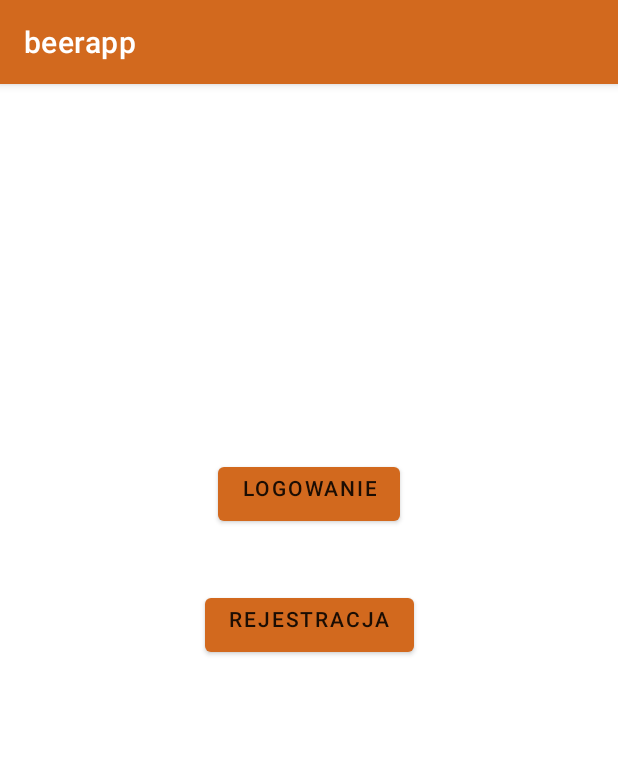
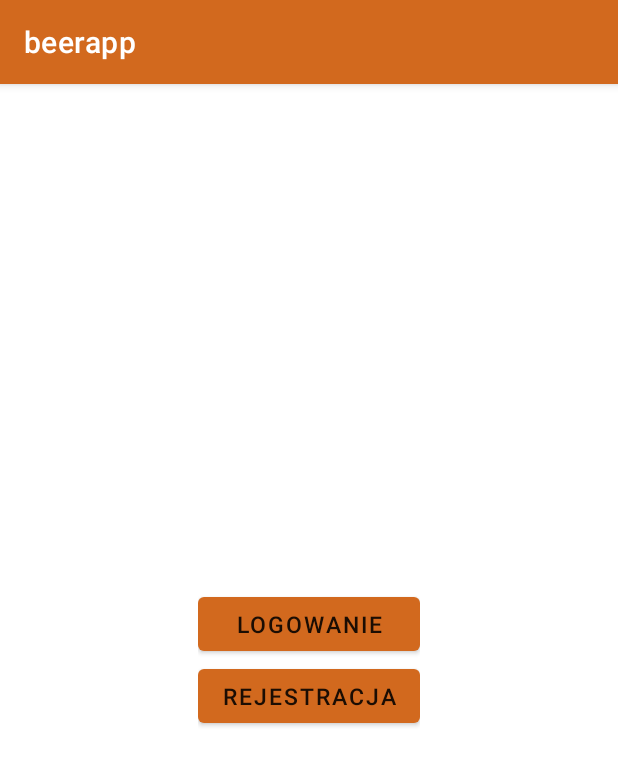
Before and after one commit to MaciejSurowiec/beerapp-android, an Android app: the screen it shows after launch (MainActivity), on a phone screen of 412 x 824 dp. Shown: the top 766 px of the screen. Run offline under Robolectric (Android 15) with nearby library versions, the phone set to English and light mode, and no system bars.

Commit message:
add some fixes
I don't remember what ive done xd

```diff
--- a/app/build.gradle
+++ b/app/build.gradle
@@ -42,11 +42,8 @@ dependencies {
     androidTestImplementation 'androidx.test.espresso:espresso-core:3.4.0'
     implementation "com.squareup.retrofit2:retrofit:$retrofit_version"
     implementation "com.squareup.retrofit2:converter-moshi:$moshi_version"
-    implementation "com.squareup.okhttp3:okhttp:$okhttp_version"
     implementation "org.mindrot:jbcrypt:0.4"
-    implementation "com.github.jkcclemens:khttp:-SNAPSHOT"
     implementation 'org.jetbrains.kotlinx:kotlinx-coroutines-android:1.0.1'
     implementation "com.google.code.gson:gson:2.7"
-    implementation "androidx.lifecycle:lifecycle-runtime-ktx:2.4.0"
     implementation "androidx.percentlayout:percentlayout:1.0.0"
 }
--- a/app/src/main/AndroidManifest.xml
+++ b/app/src/main/AndroidManifest.xml
@@ -25,7 +25,8 @@
                 android:resource="@xml/file_paths"/>
         </provider>
 
-        <service android:enabled="true"  android:name="com.example.beerapp.HttpService" android:exported="true"/>
+        <service android:enabled="true" android:name="com.example.beerapp.HttpService" android:exported="true"/>
+        <service android:enabled="true" android:name="com.example.beerapp.PhotoService" android:exported="true"/>
         <activity
             android:name=".MainActivity"
             android:exported="true" >
--- a/app/src/main/res/layout/activity_login.xml
+++ b/app/src/main/res/layout/activity_login.xml
@@ -34,12 +34,12 @@
         android:id="@+id/button"
         android:layout_width="wrap_content"
         android:layout_height="wrap_content"
-        android:gravity="center_horizontal"
         android:text="Wyślij"
         android:textColor="?android:textColorPrimary"
-        app:layout_constraintBottom_toBottomOf="parent"
         app:layout_constraintEnd_toEndOf="parent"
         app:layout_constraintStart_toStartOf="parent"
+        app:layout_constraintBottom_toBottomOf="parent"
+        android:textSize="15sp"
         app:layout_constraintTop_toTopOf="parent"
         app:layout_constraintVertical_bias="0.777" />
 
--- a/app/src/main/res/layout/activity_main.xml
+++ b/app/src/main/res/layout/activity_main.xml
@@ -13,31 +13,39 @@
         android:layout_height="wrap_content"
         tools:layout_editor_absoluteX="193dp"
         tools:layout_editor_absoluteY="135dp" />
+    <LinearLayout
+        android:layout_width="wrap_content"
+        android:layout_height="wrap_content"
+        android:orientation="vertical"
+        android:padding="15sp"
+        app:layout_constraintEnd_toEndOf="parent"
+        app:layout_constraintStart_toStartOf="parent"
+        app:layout_constraintBottom_toBottomOf="parent"
+        app:layout_constraintTop_toTopOf="parent">
 
         <Button
             android:id="@+id/login"
-        android:layout_width="wrap_content"
+            android:layout_width="match_parent"
             android:layout_height="wrap_content"
-        android:gravity="center_horizontal"
             android:text="Logowanie"
-        android:textColor="?android:textColorPrimary"
-        app:layout_constraintBottom_toBottomOf="parent"
             app:layout_constraintEnd_toEndOf="parent"
             app:layout_constraintStart_toStartOf="parent"
+            app:layout_constraintBottom_toBottomOf="parent"
+            android:textSize="15sp"
             app:layout_constraintTop_toTopOf="parent"
-        app:layout_constraintVertical_bias="0.346" />
+            android:textColor="?android:textColorPrimary"
+            />
 
         <Button
             android:id="@+id/register"
             android:layout_width="wrap_content"
             android:layout_height="wrap_content"
-        android:gravity="center_horizontal"
-        android:text="Rejestracja"
-        android:textColor="?android:textColorPrimary"
-        app:layout_constraintBottom_toBottomOf="parent"
             app:layout_constraintEnd_toEndOf="parent"
             app:layout_constraintStart_toStartOf="parent"
+            app:layout_constraintBottom_toBottomOf="parent"
             app:layout_constraintTop_toTopOf="parent"
-        app:layout_constraintVertical_bias="0.468" />
-
+            android:textSize="15sp"
+            android:text="Rejestracja"
+            android:textColor="?android:textColorPrimary"/>
+</LinearLayout>
 </androidx.constraintlayout.widget.ConstraintLayout>
--- a/app/src/main/res/layout/activity_register.xml
+++ b/app/src/main/res/layout/activity_register.xml
@@ -62,7 +62,6 @@
         android:id="@+id/button"
         android:layout_width="wrap_content"
         android:layout_height="wrap_content"
-        android:gravity="center_horizontal"
         android:text="Wyślij"
         android:textColor="?android:textColorPrimary"
         app:layout_constraintBottom_toBottomOf="parent"
--- a/app/src/main/res/values/themes.xml
+++ b/app/src/main/res/values/themes.xml
@@ -7,7 +7,7 @@
         <item name="colorOnPrimary">@color/white</item>
         <!-- Secondary brand color. -->
         <item name="colorSecondary">#a52a2a</item>
-        <item name="colorSecondaryVariant">@color/teal_700</item>
+        <item name="colorSecondaryVariant">#a52a2a</item>
         <item name="colorOnSecondary">@color/black</item>
         <item name="android:textColor">@color/black</item>
         <!-- Status bar color. -->
--- a/build.gradle
+++ b/build.gradle
@@ -11,4 +11,3 @@ task clean(type: Delete) {
 
 ext.retrofit_version = '2.9.0'
 ext.moshi_version = '2.9.0'
-ext.okhttp_version = '4.9.0'
```
Also changed, not shown: app/src/main/java/com/example/beerapp/BeerElementView.kt (+11 -2 lines), app/src/main/java/com/example/beerapp/BeerListActivity.kt (+25 -24 lines), app/src/main/java/com/example/beerapp/BetterScrollView.kt (+7 -4 lines), app/src/main/java/com/example/beerapp/HttpService.kt (+6 -4 lines), app/src/main/java/com/example/beerapp/PhotoService.kt (added, +51 -0 lines), app/src/main/res/layout/activity_beerlist.xml (+25 -5 lines), app/src/main/res/layout/beer_element.xml (+9 -5 lines). Lines whose indentation alone changed are shown as unchanged.
